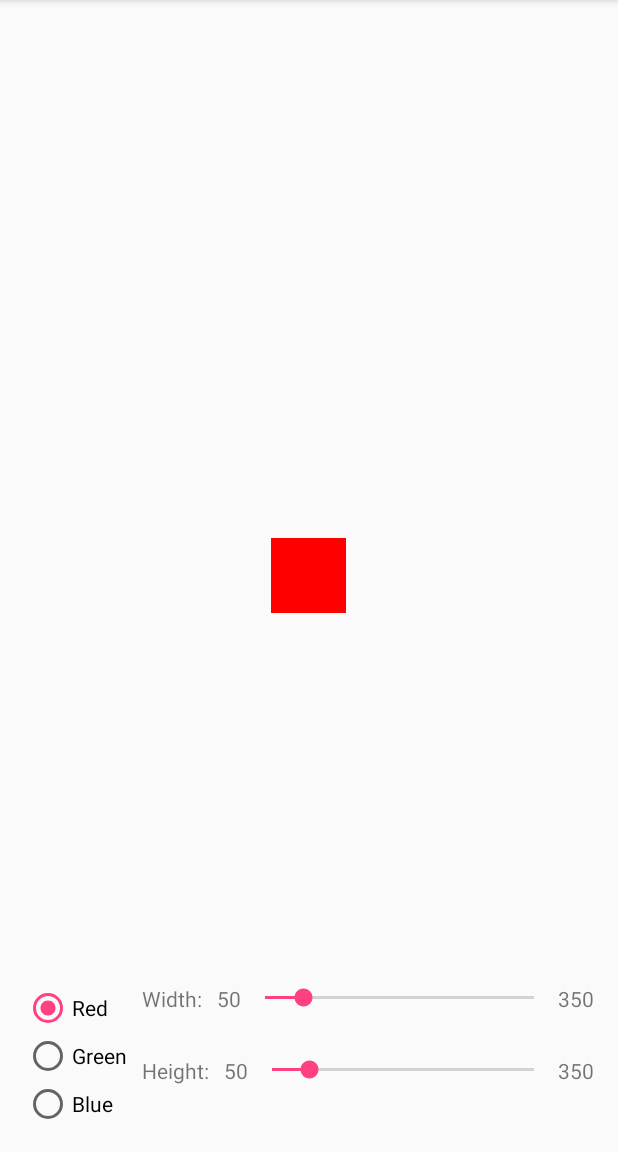
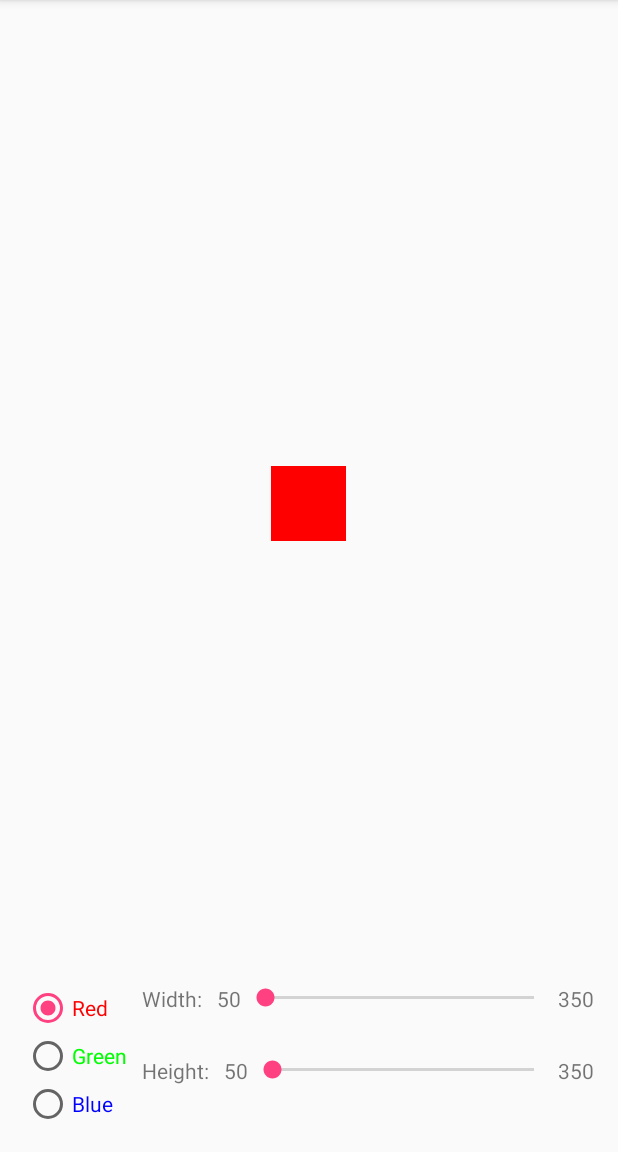
Before and after one commit to pwlandoll/cs445, an Android app: the screen it shows after launch (MainActivity), on a phone screen of 412 x 824 dp, the part 84-1236 px from its top. Run offline under Robolectric (Android 15) with nearby library versions, the phone set to English and light mode, and no system bars.

Commit message:
Finished homework3

```diff
--- a/Homework3/app/src/main/java/edu/jcu/plandoll16/homework3/MainActivity.java
+++ b/Homework3/app/src/main/java/edu/jcu/plandoll16/homework3/MainActivity.java
@@ -2,7 +2,6 @@ package edu.jcu.plandoll16.homework3;
 
 import android.support.v7.app.AppCompatActivity;
 import android.os.Bundle;
-import android.view.View;
 import android.widget.RadioGroup;
 import android.widget.SeekBar;
 import android.widget.TextView;
@@ -39,18 +38,19 @@ public class MainActivity extends AppCompatActivity {
         buttonGroup = (RadioGroup)findViewById(R.id.radioGroup);
         buttonGroup.setOnCheckedChangeListener(checkedListener);
         updateColors(buttonGroup.getCheckedRadioButtonId());
-        // Set the seek bars, connect the listeners
+        // Set the seek bars, set progress to 0 (i.e. the min), connect the listeners
         widthBar = (SeekBar)findViewById(R.id.widthSeekBar);
         widthBar.setMax(widthMax);
-        widthBar.setProgress(widthMin);
+        widthBar.setProgress(0);
         widthBar.setOnSeekBarChangeListener(widthListener);
         heightBar = (SeekBar)findViewById(R.id.heightSeekBar);
         heightBar.setMax(heightMax);
-        heightBar.setProgress(heightMin);
+        heightBar.setProgress(0);
         heightBar.setOnSeekBarChangeListener(heightListener);
     }
 
     private void updateColors(int checked) {
+        // Set the color of the color box to the color matching the button
         if (checked == R.id.redRadioButton) {
             colorBox.setBackgroundColor(getResources().getColor(R.color.red));
         } else if (checked == R.id.greenRadioButton) {
--- a/Homework3/app/src/main/res/layout/activity_main.xml
+++ b/Homework3/app/src/main/res/layout/activity_main.xml
@@ -10,12 +10,28 @@
     tools:context="edu.jcu.plandoll16.homework3.MainActivity">
 
 
+    <FrameLayout
+        android:layout_width="match_parent"
+        android:layout_height="fill_parent"
+        android:layout_alignParentEnd="false"
+        android:layout_above="@+id/bottomLayout">
+
+        <TextView
+            android:layout_width="wrap_content"
+            android:layout_height="wrap_content"
+            android:id="@+id/colorBox"
+            android:layout_centerVertical="true"
+            android:layout_centerHorizontal="true"
+            android:layout_gravity="center" />
+    </FrameLayout>
+
     <LinearLayout
         android:orientation="horizontal"
         android:layout_width="match_parent"
         android:layout_height="wrap_content"
         android:layout_alignParentEnd="false"
-        android:layout_alignParentBottom="true">
+        android:layout_alignParentBottom="true"
+        android:id="@+id/bottomLayout">
 
         <RadioGroup
             android:layout_width="wrap_content"
@@ -30,19 +46,22 @@
                 android:layout_height="wrap_content"
                 android:text="@string/red"
                 android:id="@+id/redRadioButton"
-                android:checked="true" />
+                android:checked="true"
+                android:textColor="@color/red" />
 
             <RadioButton
                 android:layout_width="wrap_content"
                 android:layout_height="wrap_content"
                 android:text="@string/green"
-                android:id="@+id/greenRadioButton" />
+                android:id="@+id/greenRadioButton"
+                android:textColor="@color/green" />
 
             <RadioButton
                 android:layout_width="wrap_content"
                 android:layout_height="wrap_content"
                 android:text="@string/blue"
-                android:id="@+id/blueRadioButton" />
+                android:id="@+id/blueRadioButton"
+                android:textColor="@color/blue" />
         </RadioGroup>
 
         <LinearLayout
@@ -113,11 +132,4 @@
         </LinearLayout>
     </LinearLayout>
 
-    <TextView
-        android:layout_width="wrap_content"
-        android:layout_height="wrap_content"
-        android:id="@+id/colorBox"
-        android:layout_centerVertical="true"
-        android:layout_centerHorizontal="true" />
-
 </RelativeLayout>
```
